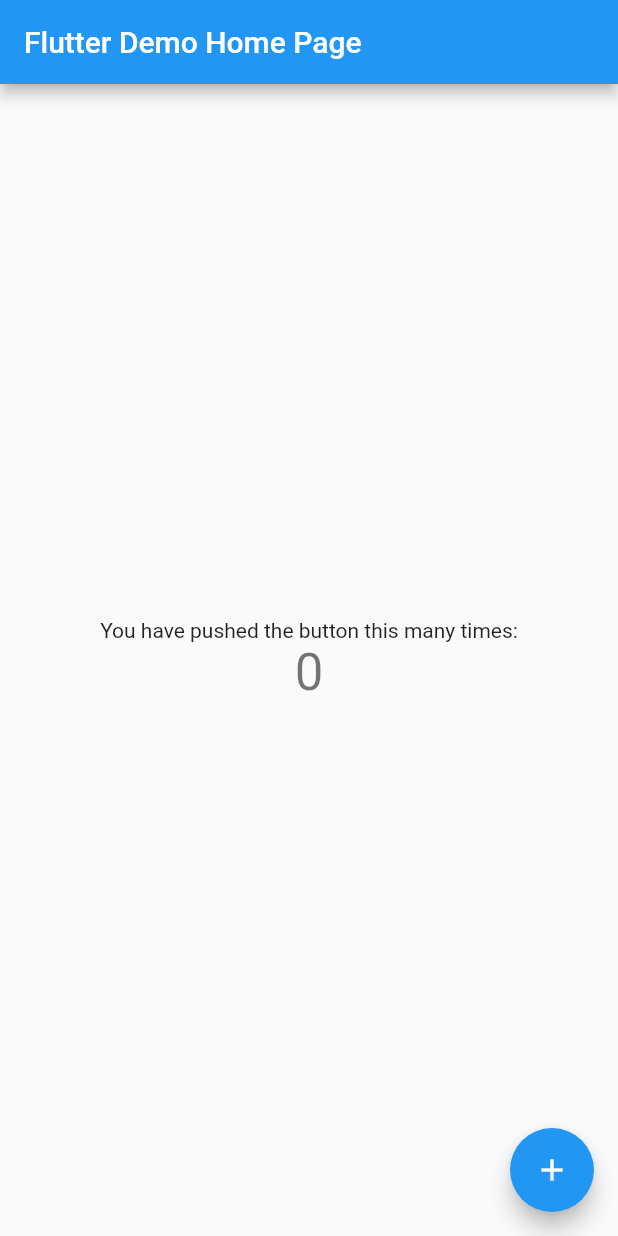
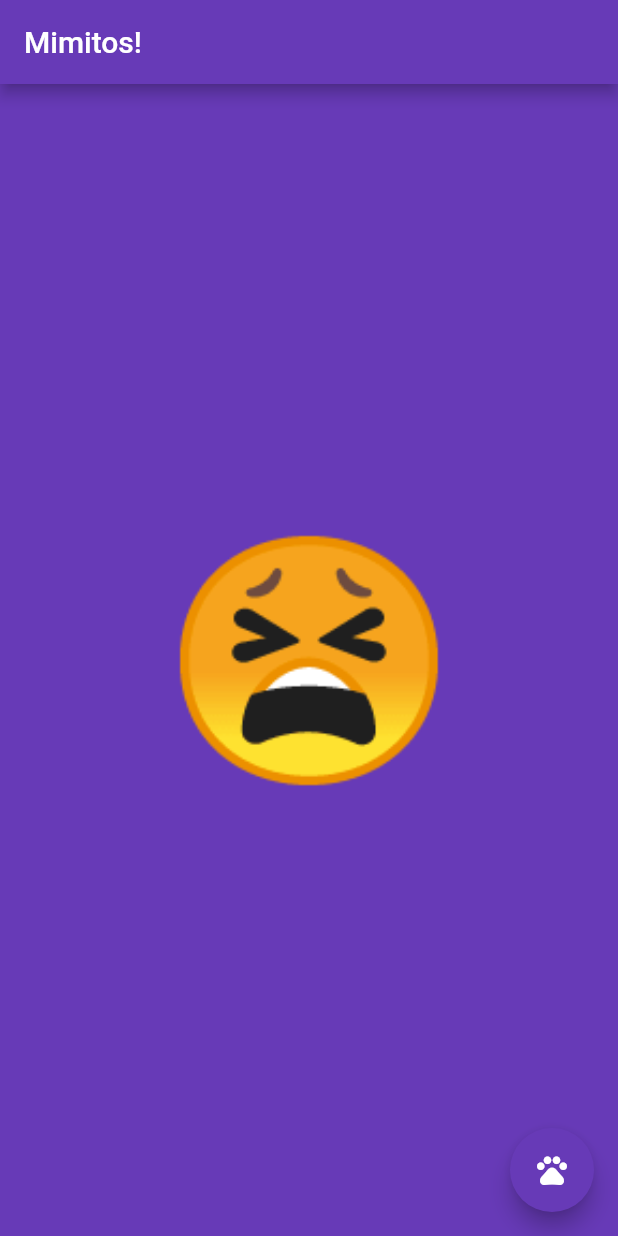
Before and after one commit to getong/flutter_example, a Flutter app: the screen it shows after launch, on a phone screen of 412 x 824 dp. Run offline on Flutter 3.47's test engine with Material 2 defaults, Android fonts, the phone set to English and light mode, and no system bars; our stand-ins replace audioplayers; missing offline and left inert: phoenix_wings; Roboto replaces fonts that are missing (Raleway).

```diff
--- a/lib/main.dart
+++ b/lib/main.dart
@@ -1,32 +1,22 @@
 import 'package:flutter/material.dart';
+import 'package:phoenix_wings/phoenix_wings.dart';
+import 'package:audioplayers/audio_cache.dart';
+import 'dart:math';
 
-void main() {
-  runApp(MyApp());
-}
+// copy from https://elixirforum.com/t/how-to-integrate-flutter-with-phoenix/29819/8
+
+void main() => runApp(MyApp());
 
 class MyApp extends StatelessWidget {
-  // This widget is the root of your application.
   @override
   Widget build(BuildContext context) {
     return MaterialApp(
-      title: 'Flutter Demo',
+      debugShowCheckedModeBanner: false,
+      title: 'Mimitos!',
       theme: ThemeData(
-        // This is the theme of your application.
-        //
-        // Try running your application with "flutter run". You'll see the
-        // application has a blue toolbar. Then, without quitting the app, try
-        // changing the primarySwatch below to Colors.green and then invoke
-        // "hot reload" (press "r" in the console where you ran "flutter run",
-        // or simply save your changes to "hot reload" in a Flutter IDE).
-        // Notice that the counter didn't reset back to zero; the application
-        // is not restarted.
-        primarySwatch: Colors.blue,
-        // This makes the visual density adapt to the platform that you run
-        // the app on. For desktop platforms, the controls will be smaller and
-        // closer together (more dense) than on mobile platforms.
-        visualDensity: VisualDensity.adaptivePlatformDensity,
+        primarySwatch: Colors.deepPurple,
       ),
-      home: MyHomePage(title: 'Flutter Demo Home Page'),
+      home: MyHomePage(title: 'Mimitos!'),
     );
   }
 }
@@ -34,84 +24,75 @@ class MyApp extends StatelessWidget {
 class MyHomePage extends StatefulWidget {
   MyHomePage({Key key, this.title}) : super(key: key);
 
-  // This widget is the home page of your application. It is stateful, meaning
-  // that it has a State object (defined below) that contains fields that affect
-  // how it looks.
-
-  // This class is the configuration for the state. It holds the values (in this
-  // case the title) provided by the parent (in this case the App widget) and
-  // used by the build method of the State. Fields in a Widget subclass are
-  // always marked "final".
-
   final String title;
+  final socket = PhoenixSocket("ws://192.168.1.106:4000/socket/websocket");
+  final AudioCache player = new AudioCache();
+  final purrAudioPath = "purr.mp3";
+  final faces = ["😫", "😩", "😣", "😔", "😑", "😌", "😊"];
 
   @override
   _MyHomePageState createState() => _MyHomePageState();
 }
 
 class _MyHomePageState extends State<MyHomePage> {
-  int _counter = 0;
+  PhoenixChannel _channel;
+  int _happyness;
 
-  void _incrementCounter() {
-    setState(() {
-      // This call to setState tells the Flutter framework that something has
-      // changed in this State, which causes it to rerun the build method below
-      // so that the display can reflect the updated values. If we changed
-      // _counter without calling setState(), then the build method would not be
-      // called again, and so nothing would appear to happen.
-      _counter++;
-    });
+  void initState() {
+    _happyness = 0;
+    _connectSocket();
+    super.initState();
+  }
+
+  Future<void> _connectSocket() async {
+    await widget.socket.connect();
+
+    _channel = widget.socket.channel("room:mimitos");
+    _channel.on("mimitos!", _incrementHappyness);
+
+    _channel.join();
+  }
+
+  void _incrementHappyness(_payload, _ref, _joinRef) {
+    widget.player.play(widget.purrAudioPath);
+
+    if (_happyness < 26) {
+      setState(() {
+        _happyness = _happyness + 1;
+      });
+    } else {
+      setState(() {
+        var rng = new Random();
+        _happyness = rng.nextInt(10) + 5;
+      });
+    }
+  }
+
+  void _sendMimitos() {
+    _channel.push(event: "send_mimitos!", payload: {});
   }
 
   @override
   Widget build(BuildContext context) {
-    // This method is rerun every time setState is called, for instance as done
-    // by the _incrementCounter method above.
-    //
-    // The Flutter framework has been optimized to make rerunning build methods
-    // fast, so that you can just rebuild anything that needs updating rather
-    // than having to individually change instances of widgets.
     return Scaffold(
       appBar: AppBar(
-        // Here we take the value from the MyHomePage object that was created by
-        // the App.build method, and use it to set our appbar title.
         title: Text(widget.title),
       ),
       body: Center(
-        // Center is a layout widget. It takes a single child and positions it
-        // in the middle of the parent.
-        child: Column(
-          // Column is also a layout widget. It takes a list of children and
-          // arranges them vertically. By default, it sizes itself to fit its
-          // children horizontally, and tries to be as tall as its parent.
-          //
-          // Invoke "debug painting" (press "p" in the console, choose the
-          // "Toggle Debug Paint" action from the Flutter Inspector in Android
-          // Studio, or the "Toggle Debug Paint" command in Visual Studio Code)
-          // to see the wireframe for each widget.
-          //
-          // Column has various properties to control how it sizes itself and
-          // how it positions its children. Here we use mainAxisAlignment to
-          // center the children vertically; the main axis here is the vertical
-          // axis because Columns are vertical (the cross axis would be
-          // horizontal).
-          mainAxisAlignment: MainAxisAlignment.center,
-          children: <Widget>[
-            Text(
-              'You have pushed the button this many times:',
-            ),
-            Text(
-              '$_counter',
-              style: Theme.of(context).textTheme.headline4,
-            ),
-          ],
-        ),
+          child: Container(
+              alignment: Alignment.center,
+              color: Colors.deepPurple,
+              child: Text(widget.faces[_happyness ~/ 4],
+                  style: TextStyle(
+                      fontFamily: 'Raleway',
+                      fontSize: 156,
+                      decoration: TextDecoration.none,
+                      color: Colors.white)))),
+      floatingActionButton: new FloatingActionButton(
+        onPressed: _sendMimitos,
+        tooltip: 'Send Mimitos!',
+        child: new Icon(Icons.pets),
       ),
-      floatingActionButton: FloatingActionButton(
-        onPressed: _incrementCounter,
-        tooltip: 'Increment',
-        child: Icon(Icons.add),
-      ), // This trailing comma makes auto-formatting nicer for build methods.
     );
   }
 }
```
